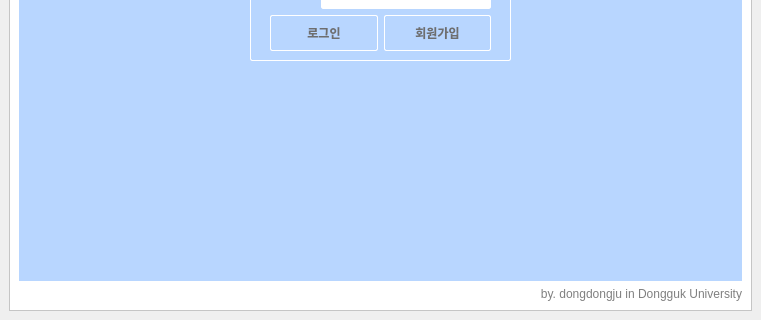
Above: Client/mainwindow.ui from incheon-kim/QtMultiChat before the change; both pictures show x 0 to 761 and y 346 to 666 of the 761 by 666 pixel window. Below: the same form after it.
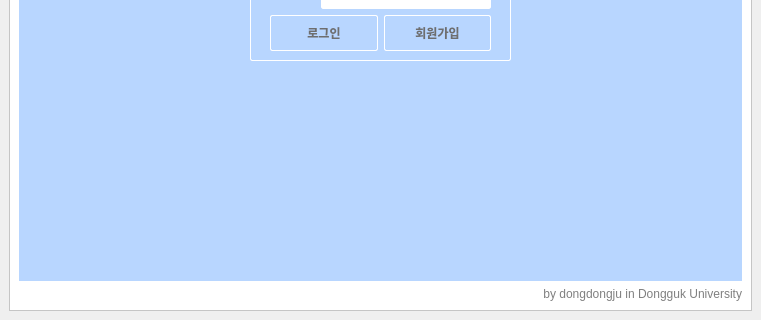
That is the form after the change.

What changed in the file:
```diff
--- a/Client/mainwindow.ui
+++ b/Client/mainwindow.ui
@@ -345,7 +345,7 @@
           <string notr="true"/>
          </property>
          <property name="text">
-          <string>by. dongdongju in Dongguk University</string>
+          <string>by dongdongju in Dongguk University</string>
          </property>
          <property name="alignment">
           <set>Qt::AlignRight|Qt::AlignTrailing|Qt::AlignVCenter</set>
```
